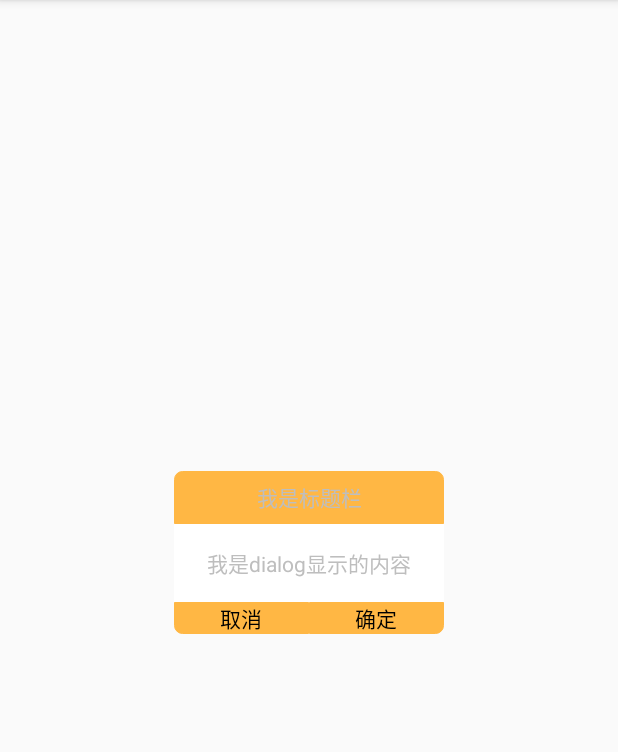
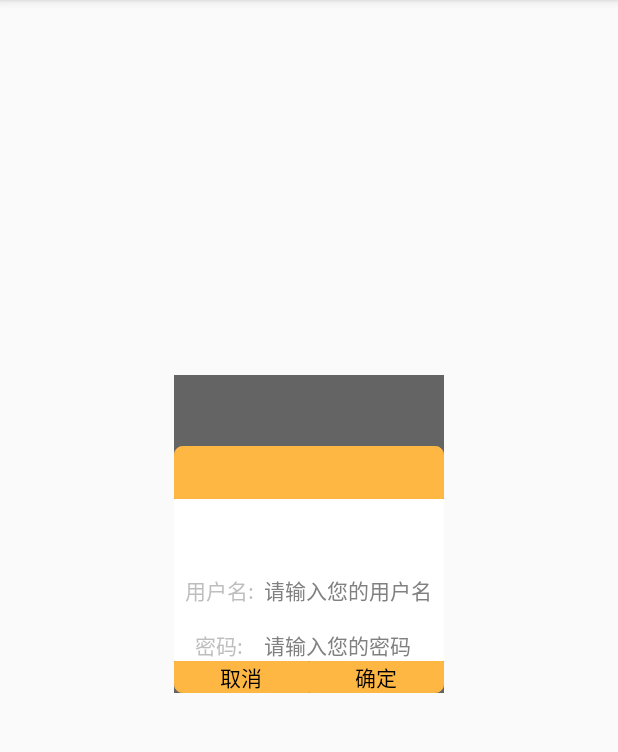
Before and after one commit to LXGlang/RetrofitProject, an Android app: the fragment MyDialogFragment shown on its own in the app's theme, on a phone screen of 412 x 824 dp, the part 84-836 px from its top. Run offline under Robolectric (Android 15) with nearby library versions, the phone set to English and light mode, and no system bars.

Commit message:
完善dialogfragment

```diff
--- a/app/src/main/java/com/lxg/work/retrofit/re/net/LHApi.java
+++ b/app/src/main/java/com/lxg/work/retrofit/re/net/LHApi.java
@@ -3,9 +3,12 @@ package com.lxg.work.retrofit.re.net;
 
 import com.lxg.work.retrofit.re.entity.response.Movie;
 
+import java.util.Map;
+
 import io.reactivex.Observable;
 import retrofit2.http.GET;
 import retrofit2.http.Query;
+import retrofit2.http.QueryMap;
 
 /**
  * Created by Lxg on 2018/5/24 0024.
--- /dev/null
+++ b/app/src/main/java/com/lxg/work/retrofit/re/util/LoginInput.java
@@ -0,0 +1,9 @@
+package com.lxg.work.retrofit.re.util;
+
+/**
+ * Created by Lxg on 2018/6/25 0025.
+ * 用户登录
+ */
+public interface LoginInput {
+    void userLogin(String username,String password);
+}
--- a/app/src/main/java/com/lxg/work/retrofit/re/widget/MyDialogFragment.java
+++ b/app/src/main/java/com/lxg/work/retrofit/re/widget/MyDialogFragment.java
@@ -1,10 +1,12 @@
 package com.lxg.work.retrofit.re.widget;
 
+import android.app.Dialog;
 import android.content.DialogInterface;
 import android.os.Bundle;
 import android.support.annotation.NonNull;
 import android.support.annotation.Nullable;
 import android.support.v4.app.DialogFragment;
+import android.support.v4.app.FragmentManager;
 import android.support.v4.app.FragmentTransaction;
 import android.text.TextUtils;
 import android.view.LayoutInflater;
@@ -13,21 +15,28 @@ import android.view.ViewGroup;
 import android.view.Window;
 import android.view.WindowManager;
 import android.widget.Button;
+import android.widget.EditText;
 import android.widget.TextView;
 
 import com.lxg.work.retrofit.R;
 import com.lxg.work.retrofit.re.util.LogUtils;
+import com.lxg.work.retrofit.re.util.LoginInput;
 
 
 /**
  * Created by Lxg on 2018/6/11 0011.
  */
-public class MyDialogFragment extends DialogFragment {
+public class MyDialogFragment extends DialogFragment implements View.OnClickListener {
 
     private TextView tv_title;
     private TextView tv_content;
     private Button bt_yes;
     private Button bt_no;
+    private EditText ed_username;
+    private EditText ed_password;
+    private String title;
+    private String content;
+
 
     @Override
     public void onCreate(@Nullable Bundle savedInstanceState) {
@@ -35,57 +44,50 @@ public class MyDialogFragment extends DialogFragment {
         super.onCreate(savedInstanceState);
     }
 
+/*    @Override
+    public void onStart() {
+        super.onStart();
+
+    }*/
+
+    @Nullable
+    @Override
+    public View onCreateView(@NonNull LayoutInflater inflater, @Nullable ViewGroup container, @Nullable Bundle savedInstanceState) {
+        getDialog().requestWindowFeature(Window.FEATURE_NO_TITLE);
+        View view = inflater.inflate(R.layout.dialog_mydialogfragment, container, false);
+        tv_title = view.findViewById(R.id.tv_title);
+        tv_content = view.findViewById(R.id.tv_content);
+        bt_yes = view.findViewById(R.id.bt_yes);
+        bt_no = view.findViewById(R.id.bt_no);
+        ed_username = view.findViewById(R.id.ed_username);
+        ed_password = view.findViewById(R.id.ed_password);
+        bt_no.setOnClickListener(this);
+        bt_yes.setOnClickListener(this);
+        return view;
+    }
+
+    public void show(FragmentManager manager, String tag, String title, String content) {
+//
+        this.title = title;
+        this.content = content;
+        show(manager, tag);
+        LogUtils.e("show方法执行"+"赋值信息为:title:"+this.title+"        content:"+this.content);
+    }
+
     @Override
     public void onStart() {
+
         super.onStart();
         Window window = getDialog().getWindow();
         WindowManager.LayoutParams lp = window.getAttributes();
         lp.dimAmount = 0;
         lp.flags |= WindowManager.LayoutParams.FLAG_DIM_BEHIND;
         window.setAttributes(lp);
-    }
+        getDialog().setCanceledOnTouchOutside(true);
+        tv_title.setText(title);
+        tv_content.setText(content);
+        LogUtils.e("onstart方法执行"+"赋值信息为:title:"+title+"        content:"+content);
 
-    @Nullable
-    @Override
-    public View onCreateView(@NonNull LayoutInflater inflater, @Nullable ViewGroup container, @Nullable Bundle savedInstanceState) {
-        View view = inflater.inflate(R.layout.dialog_mydialogfragment, container, false);
-        tv_title = view.findViewById(R.id.tv_title);
-        tv_content = view.findViewById(R.id.tv_content);
-        bt_yes = view.findViewById(R.id.bt_yes);
-        bt_no = view.findViewById(R.id.bt_no);
-        return view;
-    }
-
-    /**
-     * 设置所展示的信息
-     *
-     * @param title
-     * @param content
-     * @param click_yes
-     * @param click_no
-     * @return
-     */
-    public MyDialogFragment setinfo(String title, String content, View.OnClickListener click_yes, View.OnClickListener click_no) {
-        if (!TextUtils.isEmpty(title)) {
-            tv_title.setText(title);
-        }
-        if (!TextUtils.isEmpty(content)) {
-            tv_content.setText(content);
-        }
-        if (click_yes != null) {
-            bt_yes.setOnClickListener(click_yes);
-        }
-        if (click_no != null) {
-            bt_no.setOnClickListener(click_no);
-        }
-        return this;
-    }
-
-    @Override
-    public int show(FragmentTransaction transaction, String tag) {
-        getDialog().setCanceledOnTouchOutside(true);
-
-        return super.show(transaction, tag);
     }
 
     @Override
@@ -94,4 +96,22 @@ public class MyDialogFragment extends DialogFragment {
         super.onDismiss(dialog);
     }
 
+    @NonNull
+    @Override
+    public Dialog onCreateDialog(Bundle savedInstanceState) {
+        return super.onCreateDialog(savedInstanceState);
+    }
+
+    @Override
+    public void onClick(View v) {
+        switch (v.getId()) {
+            case R.id.bt_yes:
+                LoginInput loginInput = (LoginInput) getActivity();
+                loginInput.userLogin(ed_username.getText().toString(), ed_password.getText().toString());
+                break;
+            case R.id.bt_no:
+                MyDialogFragment.this.dismiss();
+                break;
+        }
+    }
 }
--- a/app/src/main/res/layout/dialog_mydialogfragment.xml
+++ b/app/src/main/res/layout/dialog_mydialogfragment.xml
@@ -4,7 +4,7 @@
     xmlns:tools="http://schemas.android.com/tools"
     android:layout_width="match_parent"
     android:layout_height="match_parent"
-   >
+    android:background="@color/sss">
 
     <TextView
         android:id="@+id/tv_title"
@@ -16,6 +16,8 @@
         android:paddingLeft="35dp"
         android:paddingRight="35dp"
         android:text="我是标题栏"
+        android:textColor="#000"
+
         app:layout_constraintBottom_toBottomOf="parent"
         app:layout_constraintLeft_toLeftOf="parent"
         app:layout_constraintRight_toRightOf="parent"
@@ -29,11 +31,67 @@
         android:background="#FFF"
         android:gravity="center"
         android:padding="15dp"
+        android:textColor="#000"
         android:text="我是dialog显示的内容"
         app:layout_constraintBottom_toBottomOf="parent"
         app:layout_constraintLeft_toLeftOf="parent"
         app:layout_constraintRight_toRightOf="parent"
         app:layout_constraintTop_toBottomOf="@id/tv_title"
+        app:layout_constraintVertical_bias="0" />
+
+    <TextView
+        android:id="@+id/tv_username"
+        android:layout_width="60dp"
+        android:layout_height="wrap_content"
+        android:background="#FFF"
+        android:gravity="center"
+
+        android:text="用户名:"
+        app:layout_constraintLeft_toLeftOf="@id/tv_content"
+        app:layout_constraintRight_toLeftOf="@id/ed_username"
+        app:layout_constraintTop_toBottomOf="@id/tv_content" />
+
+    <EditText
+        android:id="@+id/ed_username"
+        android:layout_width="120dp"
+        android:layout_height="wrap_content"
+        android:background="#FFF"
+
+        android:hint="请输入您的用户名"
+        android:textSize="14sp"
+        app:layout_constraintBottom_toTopOf="@id/bt_no"
+        app:layout_constraintLeft_toRightOf="@id/tv_username"
+        app:layout_constraintRight_toRightOf="@id/tv_content"
+        app:layout_constraintTop_toBottomOf="@id/tv_content"
+        app:layout_constraintVertical_bias="0.0" />
+
+    <TextView
+        android:id="@+id/tv_password"
+        android:layout_width="60dp"
+        android:layout_height="wrap_content"
+        android:background="#FFF"
+        android:gravity="center"
+        android:paddingTop="15dp"
+        android:text="密码:"
+
+        app:layout_constraintBottom_toTopOf="@id/bt_yes"
+        app:layout_constraintLeft_toLeftOf="@id/tv_content"
+        app:layout_constraintRight_toLeftOf="@id/ed_password"
+        app:layout_constraintTop_toBottomOf="@+id/tv_username"
+        app:layout_constraintVertical_bias="0" />
+
+    <EditText
+        android:id="@+id/ed_password"
+        android:layout_width="120dp"
+        android:layout_height="wrap_content"
+        android:background="#FFF"
+        android:hint="请输入您的密码"
+        android:paddingTop="15dp"
+        android:textSize="14sp"
+        app:layout_constraintBottom_toTopOf="@id/bt_no"
+        app:layout_constraintLeft_toRightOf="@id/tv_password"
+        app:layout_constraintRight_toRightOf="@id/tv_content"
+        app:layout_constraintTop_toBottomOf="@id/ed_username"
         app:layout_constraintVertical_bias="0" />
 
     <Button
@@ -45,8 +103,8 @@
         app:layout_constraintBottom_toBottomOf="parent"
         app:layout_constraintLeft_toLeftOf="@id/tv_content"
         app:layout_constraintRight_toLeftOf="@id/bt_yes"
-        app:layout_constraintTop_toBottomOf="@id/tv_content"
-        app:layout_constraintVertical_bias="0.0" />
+        app:layout_constraintTop_toBottomOf="@+id/tv_password"
+        app:layout_constraintVertical_bias="0" />
 
     <Button
         android:id="@+id/bt_yes"
@@ -57,6 +115,6 @@
         app:layout_constraintBottom_toBottomOf="parent"
         app:layout_constraintLeft_toRightOf="@id/bt_no"
         app:layout_constraintRight_toRightOf="@id/tv_content"
-        app:layout_constraintTop_toBottomOf="@id/tv_content"
+        app:layout_constraintTop_toBottomOf="@+id/ed_password"
         app:layout_constraintVertical_bias="0" />
 </android.support.constraint.ConstraintLayout>
```
Also changed, not shown: app/src/main/java/com/lxg/work/retrofit/re/MainActivity.java (+11 -14 lines), app/src/main/java/com/lxg/work/retrofit/re/net/HttpUtils.java (+21 -16 lines).
